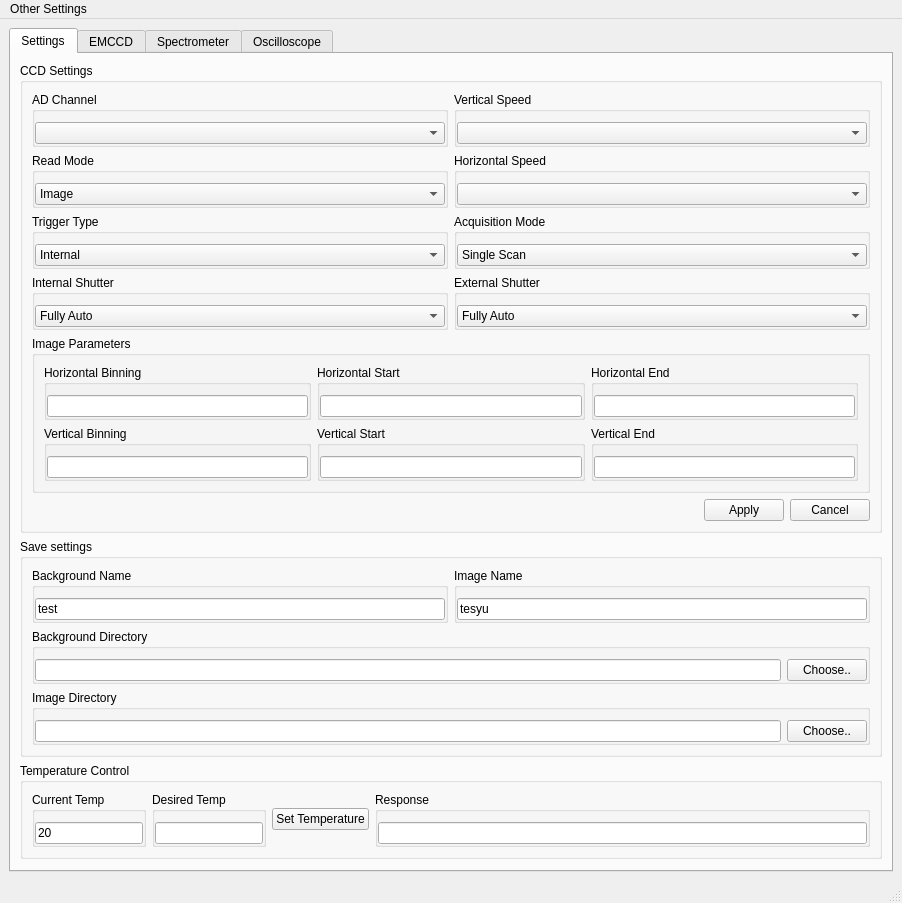
Above: mainWindow.ui from SherwinGroup/EMCCD-psychic before the change. Below: the same form after it.
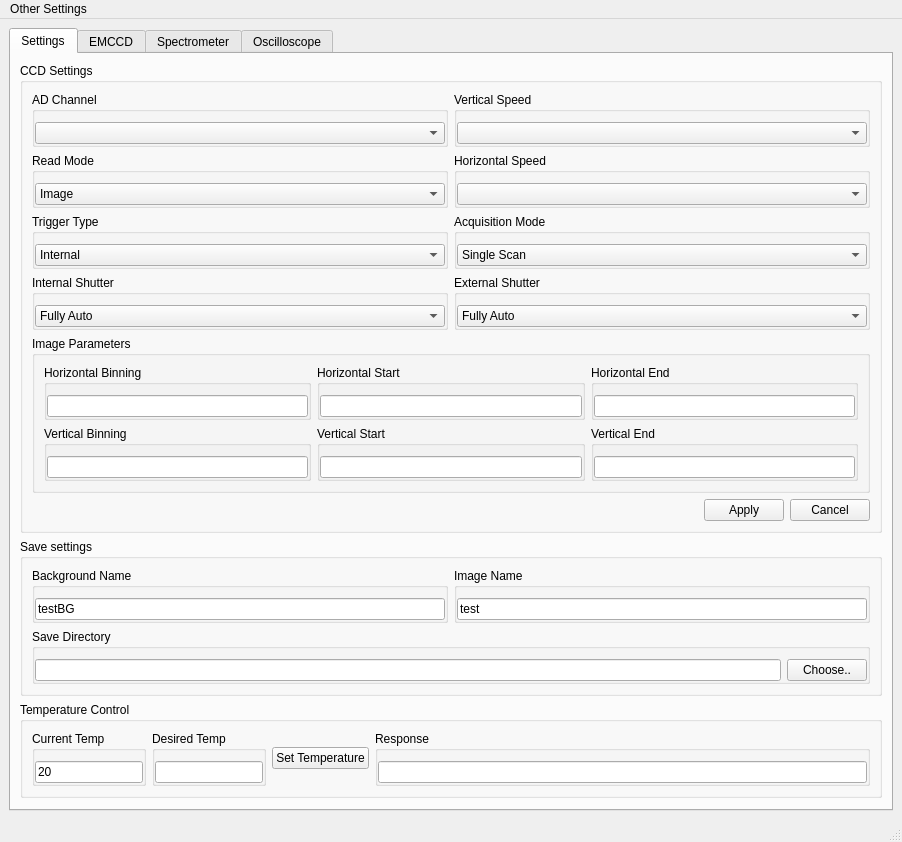
That is the form after the change. The open tabs and pages were chosen to show the change. Custom widgets are drawn as their Qt base class.

The edit to the form file:
```diff
--- a/mainWindow.ui
+++ b/mainWindow.ui
@@ -645,7 +645,7 @@
                    </sizepolicy>
                   </property>
                   <property name="text">
-                   <string>test</string>
+                   <string>testBG</string>
                   </property>
                  </widget>
                 </item>
@@ -676,7 +676,7 @@
                 <item>
                  <widget class="QLineEdit" name="tImageName">
                   <property name="text">
-                   <string>tesyu</string>
+                   <string>test</string>
                   </property>
                  </widget>
                 </item>
@@ -688,7 +688,7 @@
            <item>
             <widget class="QGroupBox" name="groupBox_9">
              <property name="title">
-              <string>Background Directory</string>
+              <string>Save Directory</string>
              </property>
              <property name="flat">
               <bool>true</bool>
@@ -719,40 +719,6 @@
              </layout>
             </widget>
            </item>
-           <item>
-            <widget class="QGroupBox" name="groupBox_10">
-             <property name="title">
-              <string>Image Directory</string>
-             </property>
-             <property name="flat">
-              <bool>true</bool>
-             </property>
-             <layout class="QHBoxLayout" name="horizontalLayout_6">
-              <property name="leftMargin">
-               <number>0</number>
-              </property>
-              <property name="topMargin">
-               <number>10</number>
-              </property>
-              <property name="rightMargin">
-               <number>0</number>
-              </property>
-              <property name="bottomMargin">
-               <number>0</number>
-              </property>
-              <item>
-               <widget class="QLineEdit" name="tSettingsIMGDirectory"/>
-              </item>
-              <item>
-               <widget class="QPushButton" name="bSettingsIMGDirectory">
-                <property name="text">
-                 <string>Choose..</string>
-                </property>
-               </widget>
-              </item>
-             </layout>
-            </widget>
-           </item>
           </layout>
          </widget>
         </item>
```
Left out of the diff: 8 changed lines with no effect on the pictures.
